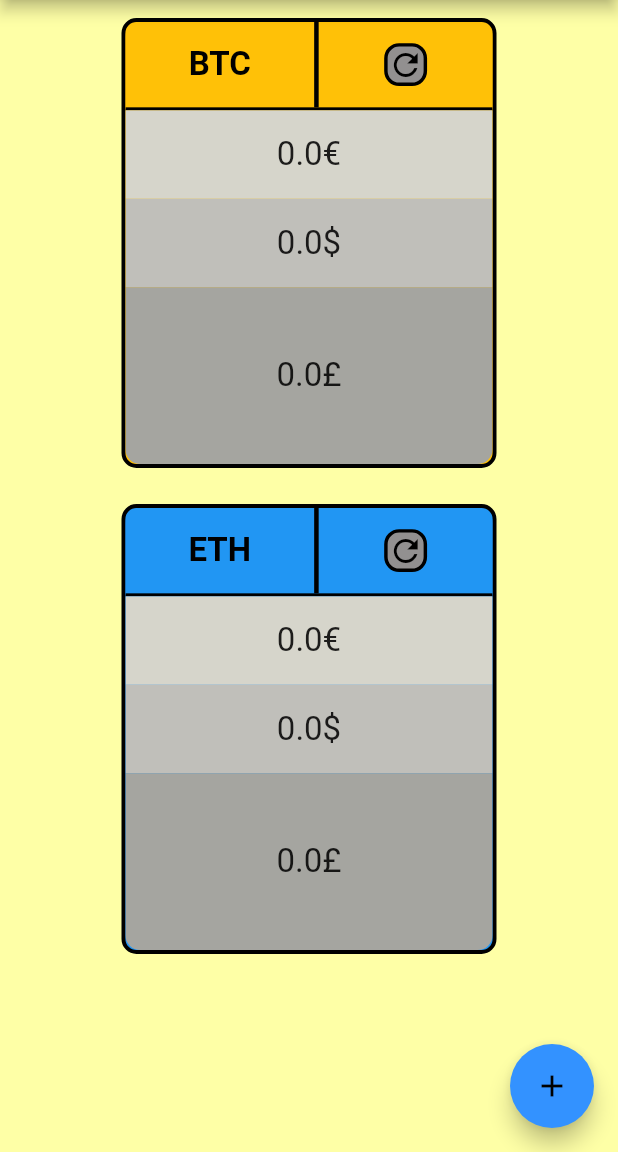
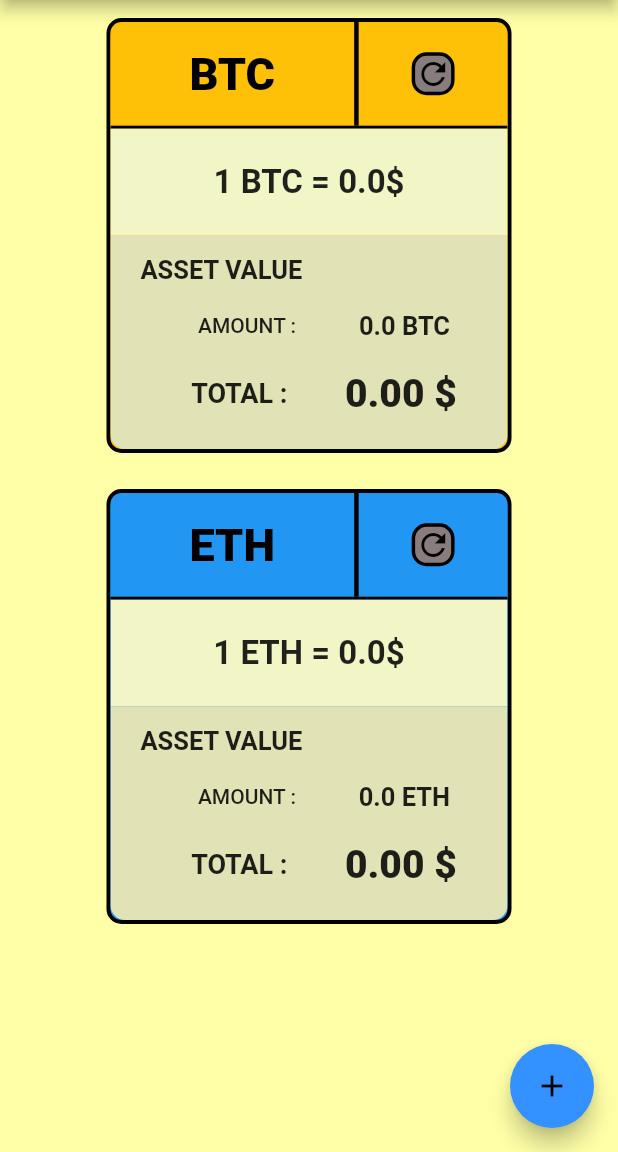
Before and after one commit to EnriqueSanVic/CryptoPrice, a Flutter app: the screen it shows after launch, on a phone screen of 412 x 824 dp, the part 84-1236 px from its top. Run offline on Flutter 3.47's test engine with Material 2 defaults, Android fonts, the phone set to English and light mode, and no system bars; our stand-ins replace flutter_spinkit.

Commit message:
Creado sistema de edición de los parámetros de la caja de cada moneda

```diff
--- a/lib/controllers/moneda_controller.dart
+++ b/lib/controllers/moneda_controller.dart
@@ -6,7 +6,9 @@ import '../models/moneda.dart';
 import '../views/vista_inicial.dart';
 
 class MonedaController {
-  final String SIMBOLO_EUR = '€', SIMBOLO_USD = '\$', SIMBOLO_GBP = '£';
+  static const String SIMBOLO_EUR = '€', SIMBOLO_USD = '\$', SIMBOLO_GBP = '£';
+
+  static List<String> LISTA_SIMBOLOS = [SIMBOLO_EUR, SIMBOLO_USD, SIMBOLO_GBP];
 
   Moneda moneda;
 
@@ -15,13 +17,36 @@ class MonedaController {
   //es false si está en modo normal y tru si está en modo eliminar
   bool modoEliminar = false;
 
-  String eurLab = "0.0€";
-  String usdLab = "0.0\$";
-  String gbpLab = "0.0£";
+  String eurLab = "0.0";
+  String usdLab = "0.0";
+  String gbpLab = "0.0";
+
+  String simboloDivisaSeleccionadaPrecioUnitario = "\$";
+  String simboloDivisaSeleccionadaTotal = "\$";
+
+  String amountLab = "0.0";
+
+  String totalLab = "0.0";
 
   VistaInicioEstado vista;
 
-  MonedaController(this.moneda, this.vista);
+  TextEditingController controladorInputTextoAmount = TextEditingController();
+
+  MonedaController(this.moneda, this.vista) {
+    simboloDivisaSeleccionadaPrecioUnitario =
+        getSimboloDivisaSeleccionadaPrecioUnitario();
+    simboloDivisaSeleccionadaTotal = getSimboloDivisaSeleccionadaTotal();
+
+    actualizarLabsPreciosUnitarios();
+
+    actualizarAmount();
+
+    actualizarTotal();
+  }
+
+  String generarLabValorUnitario(String codigo, double valor) {
+    return "1 " + codigo + " = " + valor.toString();
+  }
 
   void eliminarElemento() {
     vista.setState(() {
@@ -41,16 +66,24 @@ class MonedaController {
     promesa.then((value) {
       actualizarVista();
     }).onError((error, stackTrace) {
-      vista.mostrarMensaje("Error de conexion.");
-    });
+      vista.mostrarMensaje("Connection error.");
+    }).timeout(const Duration(seconds: 20));
   }
 
   void actualizarVista() {
     vista.setState(() {
-      eurLab = moneda.eur.toString() + SIMBOLO_EUR;
-      usdLab = moneda.usd.toString() + SIMBOLO_USD;
-      gbpLab = moneda.gbp.toString() + SIMBOLO_GBP;
+      simboloDivisaSeleccionadaPrecioUnitario =
+          getSimboloDivisaSeleccionadaPrecioUnitario();
+      simboloDivisaSeleccionadaTotal = getSimboloDivisaSeleccionadaTotal();
 
+      actualizarLabsPreciosUnitarios();
+      //se  cambia el valor de las variables que controlan el valor unitario
+      actualizarLabsPreciosUnitarios();
+
+      //se cambia el valor de la variable que controla el total
+      actualizarTotal();
+
+      //se quita la animación del spinner de carga
       cargando = false;
     });
   }
@@ -65,13 +98,102 @@ class MonedaController {
   }
 
   void cerrarModoEliminar() {
+    String cantidadTexto = controladorInputTextoAmount.text.toString();
+
+    try {
+      //se cambian las , por . y se pasa a double
+      moneda.cantidad = double.parse(cantidadTexto.replaceAll(",", "."));
+    } on FormatException {
+      vista.mostrarMensaje("Bad number format.");
+    }
+
     vista.setState(() {
+      actualizarAmount();
+      actualizarTotal();
       modoEliminar = false;
     });
   }
 
   Future<bool> comprobarExistenciaCodigo() async {
     return comprobarExistenciaMoneda(moneda);
+  }
+
+  String getSimboloDivisaSeleccionadaPrecioUnitario() {
+    return _elegirSimboloDivisa(moneda.divisaSeleccionadaPrecioUnitario);
+  }
+
+  String getSimboloDivisaSeleccionadaTotal() {
+    return _elegirSimboloDivisa(moneda.divisaSeleccionadaTotal);
+  }
+
+  String _elegirSimboloDivisa(Divisa divisa) {
+    switch (divisa) {
+      case Divisa.EUR:
+        return SIMBOLO_EUR;
+      case Divisa.USD:
+        return SIMBOLO_USD;
+      case Divisa.GBP:
+        return SIMBOLO_GBP;
+    }
+  }
+
+  double getTotal() {
+    switch (moneda.divisaSeleccionadaTotal) {
+      case Divisa.EUR:
+        return (moneda.cantidad * moneda.eur);
+      case Divisa.USD:
+        return (moneda.cantidad * moneda.usd);
+      case Divisa.GBP:
+        return (moneda.cantidad * moneda.gbp);
+    }
+  }
+
+  void actualizarLabsPreciosUnitarios() {
+    eurLab = generarLabValorUnitario(moneda.codigo, moneda.eur);
+    usdLab = generarLabValorUnitario(moneda.codigo, moneda.usd);
+    gbpLab = generarLabValorUnitario(moneda.codigo, moneda.gbp);
+  }
+
+  void actualizarAmount() {
+    amountLab = moneda.cantidad.toString() + " " + moneda.codigo;
+  }
+
+  void actualizarTotal() {
+    totalLab = getTotal().toStringAsFixed(2) +
+        " " +
+        getSimboloDivisaSeleccionadaTotal();
+  }
+
+  void eventoCambioSeleccionDivisaPrecioUnitaro(String? valorSeleccionado) {
+    moneda.divisaSeleccionadaPrecioUnitario =
+        decidirDivisaSeleccionada(valorSeleccionado!);
+
+    vista.setState(() {
+      simboloDivisaSeleccionadaPrecioUnitario =
+          getSimboloDivisaSeleccionadaPrecioUnitario();
+    });
+  }
+
+  void eventoCambioSeleccionDivisaPrecioTotal(String? valorSeleccionado) {
+    moneda.divisaSeleccionadaTotal =
+        decidirDivisaSeleccionada(valorSeleccionado!);
+
+    vista.setState(() {
+      simboloDivisaSeleccionadaTotal = getSimboloDivisaSeleccionadaTotal();
+    });
+  }
+
+  Divisa decidirDivisaSeleccionada(String simbolo) {
+    switch (simbolo) {
+      case SIMBOLO_EUR:
+        return Divisa.EUR;
+      case SIMBOLO_USD:
+        return Divisa.USD;
+      case SIMBOLO_GBP:
+        return Divisa.GBP;
+      default:
+        return Divisa.USD;
+    }
   }
 
   setEur(num eur) {
--- a/lib/models/moneda.dart
+++ b/lib/models/moneda.dart
@@ -1,17 +1,27 @@
 import 'dart:ui';
+import 'package:flutter/material.dart';
 import 'package:json_annotation/json_annotation.dart';
+
+enum Divisa { EUR, USD, GBP }
 
 class Moneda {
   String nombre;
   String codigo;
 
-  Color colorIdentificador;
+  Color colorIdentificador = Colors.white;
 
   Color colorForeground;
 
   double eur = 0.0;
   double usd = 0.0;
   double gbp = 0.0;
+
+  double cantidad = 0.0;
+
+  //por defecto la divisa seleccionada es el dolar
+  Divisa divisaSeleccionadaPrecioUnitario = Divisa.USD;
+
+  Divisa divisaSeleccionadaTotal = Divisa.USD;
 
   //Constroctor para una nueva moneda
   Moneda(
--- a/lib/views/vista_inicial.dart
+++ b/lib/views/vista_inicial.dart
@@ -95,12 +95,12 @@ class VistaInicioEstado extends State<VistaInicio> {
           monedasControladores.add(nuevaMoneda);
         });
 
-        mostrarMensaje("Añadida correctamente");
+        mostrarMensaje("Added correctly.");
       } else {
-        mostrarMensaje("No existe una cryptomoneda con ese código.");
+        mostrarMensaje("There is no cryptocurrency with this code.");
       }
     }).catchError((error) {
-      mostrarMensaje("Error de conexion.");
+      mostrarMensaje("Connection error.");
     });
   }
 
@@ -117,11 +117,36 @@ class VistaInicioEstado extends State<VistaInicio> {
     return Colors.white;
   }
 
+  bool decidirTipoColorTexto(Color color) {
+    if ((color.red * 0.299 + color.green * 0.587 + color.blue * 0.114) > 186) {
+      return true;
+    }
+
+    return false;
+  }
+
   void ponerFocoEnTextFieldBuscarCryptos() {
     focusTextFieldBuscarCryptos.requestFocus();
   }
 
-  final TextStyle estiloTexto = const TextStyle(fontSize: 22);
+  final TextStyle ESTILO_VALOR_MONEDA =
+      const TextStyle(fontSize: 22, fontWeight: FontWeight.w600);
+
+  final TextStyle ESTILO_CABECERA_ASSET_VALUE =
+      const TextStyle(fontSize: 17, fontWeight: FontWeight.w700);
+
+  final TextStyle ESTILO_TEXTOS_ASSET_VALUE =
+      const TextStyle(fontSize: 14, fontWeight: FontWeight.w500);
+
+  final TextStyle ESTILO_TOTAL =
+      const TextStyle(fontSize: 18, fontWeight: FontWeight.w700);
+
+  final TextStyle ESTILO_TOTAL_VALOR =
+      const TextStyle(fontSize: 26, fontWeight: FontWeight.w900);
+
+  final TextStyle ESTILO_TOTAL_VALOR_DESPLEGABLE =
+      const TextStyle(fontSize: 23, fontWeight: FontWeight.w900);
+
   @override
   Widget build(BuildContext context) {
     //se inicializa la lista de elementos cripto vacía en cada build
@@ -235,9 +260,22 @@ class VistaInicioEstado extends State<VistaInicio> {
 
     void Function() funcionOnPressBotonMultiple;
 
-    Color colorCajaIcono = Color.fromARGB(255, 146, 144, 144);
+    Color colorCajaIcono;
+
+    Text textoTitulo = (true)
+        ? Text(
+            monedaControlador.moneda.codigo,
+            style: const TextStyle(
+                fontSize: 30, fontWeight: FontWeight.w900, color: Colors.black),
+          )
+        : Text(
+            monedaControlador.moneda.codigo,
+            style: const TextStyle(
+                fontSize: 30, fontWeight: FontWeight.w900, color: Colors.white),
+          );
 
     if (!monedaControlador.modoEliminar) {
+      colorCajaIcono = Color.fromARGB(255, 136, 125, 125);
       icono = Icon(
         Icons.refresh,
         color: monedaControlador.moneda.colorForeground,
@@ -245,9 +283,10 @@ class VistaInicioEstado extends State<VistaInicio> {
 
       funcionOnPressBotonMultiple = monedaControlador.actualizar;
     } else {
-      icono = Icon(
+      colorCajaIcono = const Color.fromARGB(255, 209, 17, 17);
+      icono = const Icon(
         Icons.delete_forever,
-        color: monedaControlador.moneda.colorForeground,
+        color: Colors.white,
       );
 
       funcionOnPressBotonMultiple = monedaControlador.eliminarElemento;
@@ -256,8 +295,8 @@ class VistaInicioEstado extends State<VistaInicio> {
     return GestureDetector(
       onLongPress: monedaControlador.cambiarModoEliminar,
       child: Container(
-        width: 250,
-        height: 300,
+        width: 270,
+        height: 290,
         decoration: BoxDecoration(
             borderRadius: BorderRadius.circular(10),
             color: monedaControlador.moneda.colorIdentificador,
@@ -280,7 +319,7 @@ class VistaInicioEstado extends State<VistaInicio> {
                     mainAxisAlignment: MainAxisAlignment.center,
                     children: [
                       Expanded(
-                          flex: 10,
+                          flex: 5,
                           child: Container(
                             height: double.infinity,
                             alignment: Alignment.center,
@@ -289,17 +328,10 @@ class VistaInicioEstado extends State<VistaInicio> {
                               right:
                                   BorderSide(width: 3.0, color: Colors.black),
                             )),
-                            child: Text(
-                              monedaControlador.moneda.codigo,
-                              style: TextStyle(
-                                  color:
-                                      monedaControlador.moneda.colorForeground,
-                                  fontSize: 22,
-                                  fontWeight: FontWeight.bold),
-                            ),
+                            child: textoTitulo,
                           )),
                       Expanded(
-                          flex: 9,
+                          flex: 3,
                           child: Row(
                             children: [
                               Expanded(
@@ -327,13 +359,14 @@ class VistaInicioEstado extends State<VistaInicio> {
                                           decoration: BoxDecoration(
                                               borderRadius:
                                                   BorderRadius.circular(10),
-                                              color: Colors.red,
+                                              color: Color.fromARGB(
+                                                  255, 67, 153, 34),
                                               border: Border.all(
                                                   width: 2.3,
                                                   color: monedaControlador
                                                       .moneda.colorForeground)),
                                           child: const Icon(
-                                            Icons.close,
+                                            Icons.check,
                                             color: Colors.white,
                                           ),
                                         ))),
@@ -352,18 +385,41 @@ class VistaInicioEstado extends State<VistaInicio> {
               Expanded(
                 child: Container(
                   width: double.infinity,
-                  color: const Color.fromARGB(255, 214, 213, 203),
+                  color: Color.fromARGB(255, 242, 245, 198),
                   child: Center(
-                    child: Text(monedaControlador.eurLab, style: estiloTexto),
-                  ),
-                ),
-              ),
-              Expanded(
-                child: Container(
-                  width: double.infinity,
-                  color: const Color.fromARGB(255, 192, 191, 186),
-                  child: Center(
-                    child: Text(monedaControlador.usdLab, style: estiloTexto),
+                    child: Row(
+                      mainAxisAlignment: MainAxisAlignment.center,
+                      children: [
+                        if (!monedaControlador.modoEliminar)
+                          Text(monedaControlador.eurLab,
+                              style: ESTILO_VALOR_MONEDA),
+                        if (!monedaControlador.modoEliminar)
+                          Text(
+                              monedaControlador
+                                  .simboloDivisaSeleccionadaPrecioUnitario,
+                              style: ESTILO_VALOR_MONEDA),
+                        if (monedaControlador.modoEliminar)
+                          Text(monedaControlador.moneda.codigo + " TO  ",
+                              style: ESTILO_VALOR_MONEDA),
+                        if (monedaControlador.modoEliminar)
+                          DropdownButton(
+                            value: monedaControlador
+                                .simboloDivisaSeleccionadaPrecioUnitario,
+                            icon: Icon(Icons.keyboard_arrow_down),
+                            items: MonedaController.LISTA_SIMBOLOS
+                                .map((String items) {
+                              return DropdownMenuItem(
+                                  value: items,
+                                  child: Text(
+                                    items,
+                                    style: ESTILO_VALOR_MONEDA,
+                                  ));
+                            }).toList(),
+                            onChanged: monedaControlador
+                                .eventoCambioSeleccionDivisaPrecioUnitaro,
+                          )
+                      ],
+                    ),
                   ),
                 ),
               ),
@@ -372,10 +428,85 @@ class VistaInicioEstado extends State<VistaInicio> {
                   child: Container(
                     width: double.infinity,
                     decoration: const BoxDecoration(
-                      color: Color.fromARGB(255, 165, 165, 160),
+                      color: Color.fromARGB(255, 226, 226, 183),
                     ),
-                    child: Center(
-                      child: Text(monedaControlador.gbpLab, style: estiloTexto),
+                    child: Column(
+                      children: [
+                        Padding(
+                          padding: const EdgeInsets.fromLTRB(20, 13, 0, 0),
+                          child: Row(
+                            mainAxisAlignment: MainAxisAlignment.start,
+                            children: [
+                              Text(
+                                "ASSET VALUE",
+                                style: ESTILO_CABECERA_ASSET_VALUE,
+                              )
+                            ],
+                          ),
+                        ),
+                        Padding(
+                          padding: const EdgeInsets.fromLTRB(20, 17, 0, 0),
+                          child: Row(
+                            mainAxisAlignment: MainAxisAlignment.spaceEvenly,
+                            children: [
+                              Text(
+                                "AMOUNT : ",
+                                style: ESTILO_TEXTOS_ASSET_VALUE,
+                              ),
+                              if (!monedaControlador.modoEliminar)
+                                Text(
+                                  monedaControlador.amountLab,
+                                  style: ESTILO_CABECERA_ASSET_VALUE,
+                                )
+                              else
+                                SizedBox(
+                                  width: 100,
+                                  height: 20,
+                                  child: TextField(
+                                      controller: monedaControlador
+                                          .controladorInputTextoAmount,
+                                      keyboardType: TextInputType.number,
+                                      style: const TextStyle(
+                                          fontSize: 20.0, color: Colors.black)),
+                                )
+                            ],
+                          ),
+                        ),
+                        Padding(
+                          padding: const EdgeInsets.fromLTRB(20, 20, 0, 0),
+                          child: Row(
+                            mainAxisAlignment: MainAxisAlignment.spaceEvenly,
+                            children: [
+                              Text(
+                                "TOTAL : ",
+                                style: ESTILO_TOTAL,
+                              ),
+                              if (!monedaControlador.modoEliminar)
+                                Text(
+                                  monedaControlador.totalLab,
+                                  style: ESTILO_TOTAL_VALOR,
+                                ),
+                              if (monedaControlador.modoEliminar)
+                                DropdownButton(
+                                  value: monedaControlador
+                                      .simboloDivisaSeleccionadaTotal,
+                                  icon: Icon(Icons.keyboard_arrow_down),
+                                  items: MonedaController.LISTA_SIMBOLOS
+                                      .map((String items) {
+                                    return DropdownMenuItem(
+                                        value: items,
+                                        child: Text(
+                                          items,
+                                          style: ESTILO_TOTAL_VALOR_DESPLEGABLE,
+                                        ));
+                                  }).toList(),
+                                  onChanged: monedaControlador
+                                      .eventoCambioSeleccionDivisaPrecioTotal,
+                                )
+                            ],
+                          ),
+                        )
+                      ],
                     ),
                   )),
             ],
```
